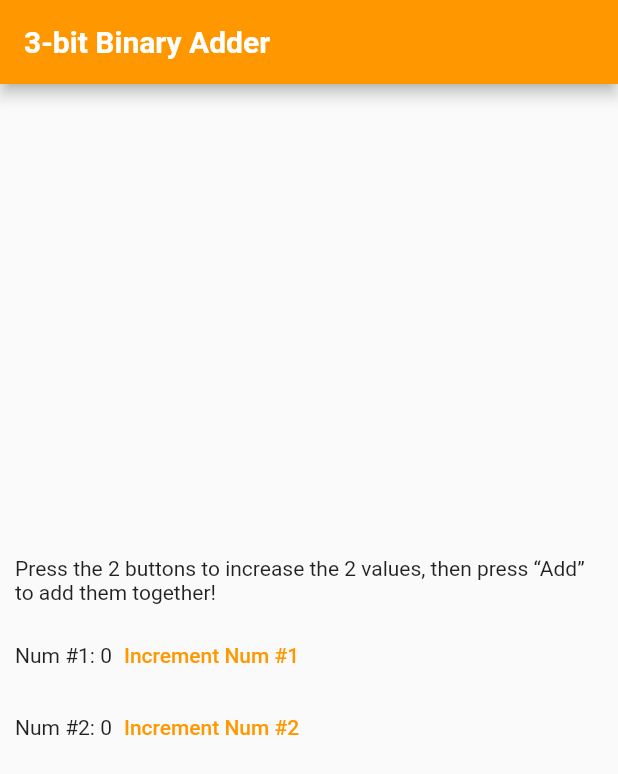
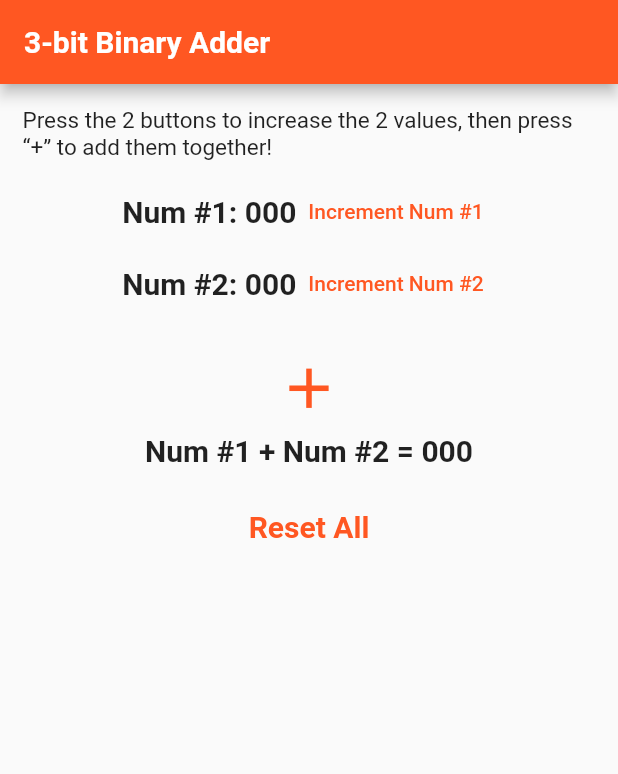
Before and after one commit to techbytesorg/app-design-repo, a Flutter app: the screen it shows after launch, on a phone screen of 412 x 824 dp. Shown: the top 774 px of the screen. Run offline on Flutter 3.47's test engine with Material 2 defaults, Android fonts, the phone set to English and light mode, and no system bars.

Commit message:
May 23rd

```diff
--- a/binary_adder/lib/adder_view.dart
+++ b/binary_adder/lib/adder_view.dart
@@ -31,37 +31,83 @@ class _AdderViewState extends State<AdderView> {
     });
   }
 
+  void _reset_all() {
+    setState(() {
+      _num1 = 0;
+      _num2 = 0;
+      _sum12 = 0;
+    });
+  }
+
   @override
   Widget build(BuildContext context) {
-    return Column(
+    return Container(
+      width: double.infinity,
+      child: Column(
+        crossAxisAlignment: CrossAxisAlignment.center,
         children: [
           Row(
+            mainAxisAlignment: MainAxisAlignment.center,
             children: [
               Text(
-              "Num #1: $_num1",
+                "Num #1: ${_num1 < 8 ? binary_array[_num1] : "Overflow!"}",
+                style: TextStyle(
+                  fontWeight: FontWeight.bold,
+                  fontSize: 20,
+                ),
               ),
               TextButton(
+                onPressed: _increNum1,
                 child: Text(
                   "Increment Num #1",
                 ),
-              onPressed: _increNum1,
               ),
             ],
           ),
           Row(
+            mainAxisAlignment: MainAxisAlignment.center,
             children: [
               Text(
-              "Num #2: $_num2",
+                "Num #2: ${_num2 < 8 ? binary_array[_num2] : "Overflow!"}",
+                style: TextStyle(
+                  fontWeight: FontWeight.bold,
+                  fontSize: 20,
+                ),
               ),
               TextButton(
+                onPressed: _increNum2,
                 child: Text(
                   "Increment Num #2",
                 ),
-              onPressed: _increNum2,
               ),
             ],
           ),
+          SizedBox(height: 15),
+          TextButton(
+            onPressed: _calSum12,
+            child: Icon(
+              Icons.add,
+              size: 45,
+            ),
+          ),
+          Text(
+            "Num #1 + Num #2 = ${_sum12 < 8 ? binary_array[_sum12] : "Overflow!"}",
+            style: TextStyle(
+              fontWeight: FontWeight.bold,
+              fontSize: 20,
+            ),
+          ),
+          SizedBox(height: 15),
+          TextButton(
+            onPressed: _reset_all,
+            child: Text("Reset All",
+                style: TextStyle(
+                  fontWeight: FontWeight.bold,
+                  fontSize: 20,
+                )),
+          ),
         ],
+      ),
     );
   }
 }
--- a/binary_adder/lib/binary_adder_app.dart
+++ b/binary_adder/lib/binary_adder_app.dart
@@ -1,13 +1,13 @@
-import 'package:binary_adder/adder_view.dart';
 import 'package:flutter/material.dart';
 import 'package:flutter/painting.dart';
+import 'adder_view.dart';
 
 class BinaryAdderApp extends StatelessWidget {
   @override
   Widget build(BuildContext context) {
     return MaterialApp(
       debugShowCheckedModeBanner: false,
-      theme: ThemeData(primarySwatch: Colors.orange),
+      theme: ThemeData(primarySwatch: Colors.deepOrange),
       home: Scaffold(
         appBar: AppBar(
           title: Text(
@@ -20,13 +20,13 @@ class BinaryAdderApp extends StatelessWidget {
         ),
         body: Container(
           width: double.infinity,
-          padding: const EdgeInsets.all(10.0),
+          padding: const EdgeInsets.all(15.0),
           child: Column(
-            mainAxisAlignment: MainAxisAlignment.center,
             crossAxisAlignment: CrossAxisAlignment.center,
             children: [
               Text(
-                "Press the 2 buttons to increase the 2 values, then press “Add” to add them together!",
+                "Press the 2 buttons to increase the 2 values, then press “+” to add them together!",
+                style: TextStyle(fontSize: 15),
               ),
               SizedBox(height: 10),
               AdderView(),
--- a/binary_adder/lib/data.dart
+++ b/binary_adder/lib/data.dart
@@ -8,7 +8,7 @@
 // 6 = 110 = 1*2^2 + 1*2^1 + 0*2^0
 // 7 = 111
 
-final List<String> binary = [
+final List<String> binary_array = [
   "000",
   "001",
   "010",
```
Lines whose indentation alone changed are shown as unchanged.
